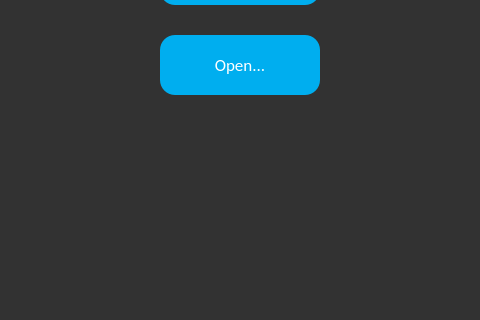
Before: the Qt Designer form designs/main_window.ui in DaryaSanina/media-editor, drawn with Qt 5; both pictures show x 160 to 640 and y 280 to 600 of the 800 by 600 pixel window.
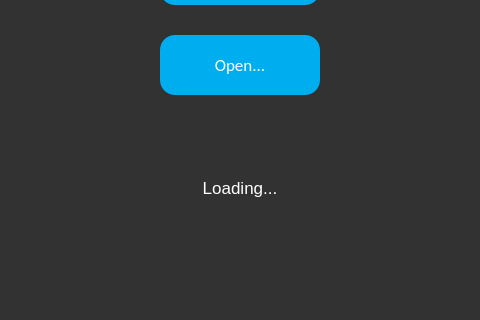
After: the same form once the commit is applied. Icons and pictures are not drawn.

Commit message: Added "Loading..." messages to the main window and the audio editor. They show when the program is loading the file that the user wants to open

Diff of the .ui file:
```diff
--- a/designs/main_window.ui
+++ b/designs/main_window.ui
@@ -285,6 +285,30 @@
       <normaloff>../../../../.designer/backup</normaloff>../../../../.designer/backup</iconset>
     </property>
    </widget>
+   <widget class="QLabel" name="loading_label">
+    <property name="geometry">
+     <rect>
+      <x>340</x>
+      <y>450</y>
+      <width>120</width>
+      <height>35</height>
+     </rect>
+    </property>
+    <property name="font">
+     <font>
+      <pointsize>13</pointsize>
+     </font>
+    </property>
+    <property name="styleSheet">
+     <string notr="true">color: white</string>
+    </property>
+    <property name="text">
+     <string>Loading...</string>
+    </property>
+    <property name="alignment">
+     <set>Qt::AlignCenter</set>
+    </property>
+   </widget>
   </widget>
   <widget class="QMenuBar" name="menubar">
    <property name="geometry">
```
The commit also changes 2 other files.
